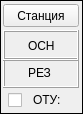
First picture: the form in MdmAgent/kpframe.ui, repository eugene-pa/armdncqt, before the edit.
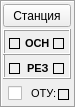
Second picture: the form after the edit. Icons and pictures are not drawn. Custom widgets are drawn as their Qt base class.

Diff of the .ui file:
```diff
--- a/MdmAgent/kpframe.ui
+++ b/MdmAgent/kpframe.ui
@@ -6,8 +6,8 @@
    <rect>
     <x>0</x>
     <y>0</y>
-    <width>83</width>
-    <height>114</height>
+    <width>76</width>
+    <height>108</height>
    </rect>
   </property>
   <property name="sizePolicy">
@@ -18,8 +18,8 @@
   </property>
   <property name="minimumSize">
    <size>
-    <width>83</width>
-    <height>114</height>
+    <width>76</width>
+    <height>108</height>
    </size>
   </property>
   <property name="windowTitle">
@@ -29,14 +29,20 @@
    <enum>QFrame::Box</enum>
   </property>
   <property name="frameShadow">
-   <enum>QFrame::Plain</enum>
+   <enum>QFrame::Sunken</enum>
+  </property>
+  <property name="lineWidth">
+   <number>1</number>
+  </property>
+  <property name="midLineWidth">
+   <number>0</number>
   </property>
   <widget class="QPushButton" name="pushButton">
    <property name="geometry">
     <rect>
      <x>3</x>
      <y>4</y>
-     <width>76</width>
+     <width>68</width>
      <height>23</height>
     </rect>
    </property>
@@ -51,7 +57,7 @@
    <property name="geometry">
     <rect>
      <x>8</x>
-     <y>92</y>
+     <y>85</y>
      <width>22</width>
      <height>17</height>
     </rect>
@@ -63,8 +69,8 @@
   <widget class="QLed" name="label_OTU">
    <property name="geometry">
     <rect>
-     <x>62</x>
-     <y>96</y>
+     <x>58</x>
+     <y>89</y>
      <width>11</width>
      <height>11</height>
     </rect>
@@ -75,6 +81,9 @@
      <verstretch>0</verstretch>
     </sizepolicy>
    </property>
+   <property name="frameShape">
+    <enum>QFrame::Panel</enum>
+   </property>
    <property name="text">
     <string/>
    </property>
@@ -86,9 +95,9 @@
    <property name="geometry">
     <rect>
      <x>3</x>
-     <y>57</y>
-     <width>76</width>
-     <height>31</height>
+     <y>53</y>
+     <width>68</width>
+     <height>26</height>
     </rect>
    </property>
    <property name="frameShape">
@@ -100,17 +109,17 @@
    <widget class="QLabel" name="label_Rsrv">
     <property name="geometry">
      <rect>
-      <x>25</x>
-      <y>8</y>
+      <x>24</x>
+      <y>7</y>
       <width>31</width>
       <height>16</height>
      </rect>
     </property>
     <property name="font">
      <font>
-      <pointsize>9</pointsize>
-      <weight>50</weight>
-      <bold>false</bold>
+      <pointsize>8</pointsize>
+      <weight>75</weight>
+      <bold>true</bold>
      </font>
     </property>
     <property name="text">
@@ -132,6 +141,9 @@
       <verstretch>0</verstretch>
      </sizepolicy>
     </property>
+    <property name="frameShape">
+     <enum>QFrame::Panel</enum>
+    </property>
     <property name="text">
      <string/>
     </property>
@@ -142,7 +154,7 @@
    <widget class="QLed" name="label_rsrvCOM4">
     <property name="geometry">
      <rect>
-      <x>58</x>
+      <x>50</x>
       <y>10</y>
       <width>11</width>
       <height>11</height>
@@ -154,6 +166,9 @@
       <verstretch>0</verstretch>
      </sizepolicy>
     </property>
+    <property name="frameShape">
+     <enum>QFrame::Panel</enum>
+    </property>
     <property name="text">
      <string/>
     </property>
@@ -165,12 +180,17 @@
   <widget class="QLabel" name="label_8">
    <property name="geometry">
     <rect>
-     <x>33</x>
-     <y>92</y>
+     <x>31</x>
+     <y>85</y>
      <width>28</width>
      <height>16</height>
     </rect>
    </property>
+   <property name="font">
+    <font>
+     <pointsize>8</pointsize>
+    </font>
+   </property>
    <property name="text">
     <string>ОТУ:</string>
    </property>
@@ -179,9 +199,9 @@
    <property name="geometry">
     <rect>
      <x>3</x>
-     <y>30</y>
-     <width>76</width>
-     <height>31</height>
+     <y>29</y>
+     <width>68</width>
+     <height>26</height>
     </rect>
    </property>
    <property name="font">
@@ -202,17 +222,17 @@
    <widget class="QLabel" name="label_Main">
     <property name="geometry">
      <rect>
-      <x>25</x>
-      <y>8</y>
+      <x>22</x>
+      <y>6</y>
       <width>31</width>
       <height>16</height>
      </rect>
     </property>
     <property name="font">
      <font>
-      <pointsize>9</pointsize>
-      <weight>50</weight>
-      <bold>false</bold>
+      <pointsize>8</pointsize>
+      <weight>75</weight>
+      <bold>true</bold>
      </font>
     </property>
     <property name="text">
@@ -223,7 +243,7 @@
     <property name="geometry">
      <rect>
       <x>6</x>
-      <y>10</y>
+      <y>9</y>
       <width>11</width>
       <height>11</height>
      </rect>
@@ -234,6 +254,9 @@
       <verstretch>0</verstretch>
      </sizepolicy>
     </property>
+    <property name="frameShape">
+     <enum>QFrame::Panel</enum>
+    </property>
     <property name="text">
      <string/>
     </property>
@@ -244,8 +267,8 @@
    <widget class="QLed" name="label_mainCOM4">
     <property name="geometry">
      <rect>
-      <x>58</x>
-      <y>10</y>
+      <x>50</x>
+      <y>9</y>
       <width>11</width>
       <height>11</height>
      </rect>
@@ -256,6 +279,9 @@
       <verstretch>0</verstretch>
      </sizepolicy>
     </property>
+    <property name="frameShape">
+     <enum>QFrame::Panel</enum>
+    </property>
     <property name="text">
      <string/>
     </property>
```
Left out of the diff: 19 changed lines with no effect on the pictures.
